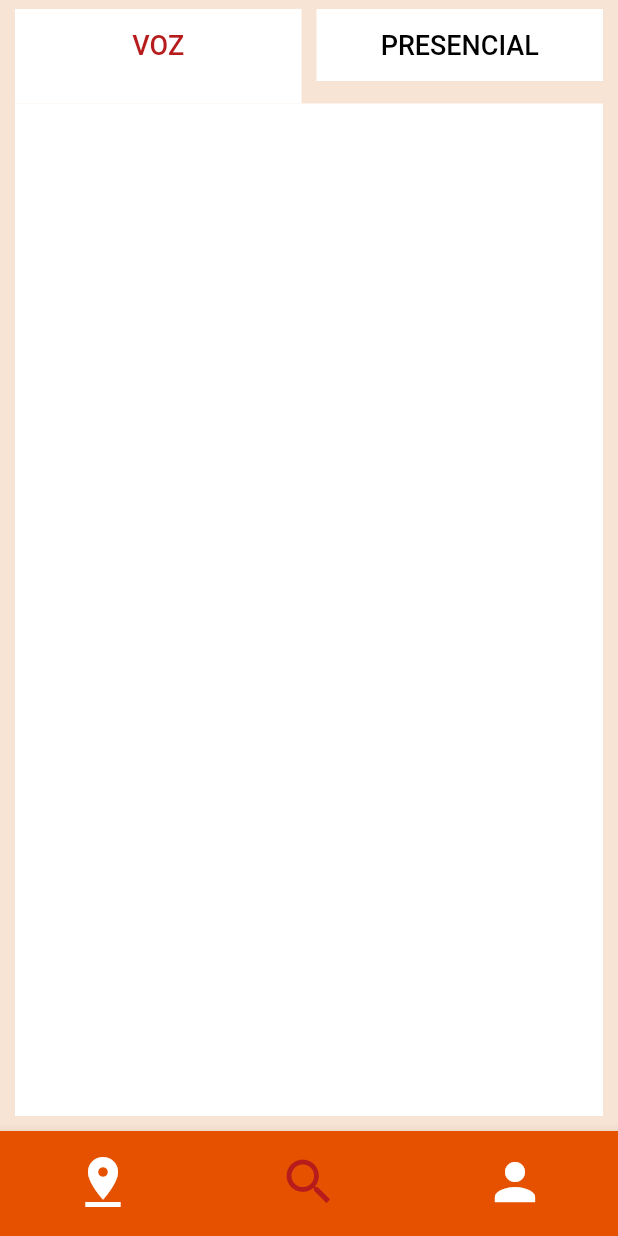
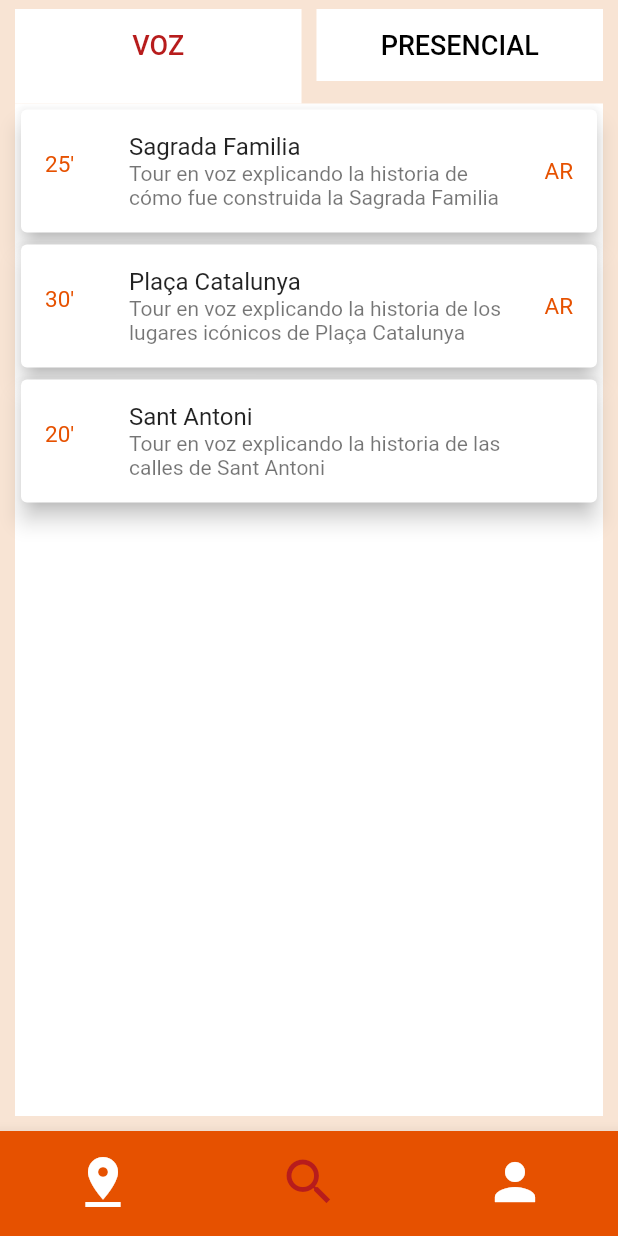
Before and after one commit to BernatCasanas/Artur, a Flutter app: the screen it shows after launch, item 2 of the bottom bar chosen, on a phone screen of 412 x 824 dp. Run offline on Flutter 3.47's test engine with Material 2 defaults, Android fonts, the light colour scheme and no system bars; our stand-ins replace google_maps_flutter.

Commit message:
pagina de search done

```diff
--- a/artur/lib/dataStructure.dart
+++ b/artur/lib/dataStructure.dart
@@ -4,7 +4,8 @@ class Activity {
   TypeActivity type;
   int duration;
   String name;
+  String description;
   bool hasAR;
 
-  Activity(this.type, this.duration, this.name, this.hasAR);
+  Activity(this.type, this.duration, this.name, this.hasAR, this.description);
 }
--- a/artur/lib/main.dart
+++ b/artur/lib/main.dart
@@ -1,7 +1,23 @@
+import 'package:artur/dataStructure.dart';
 import 'package:flutter/material.dart';
 import 'package:google_maps_flutter/google_maps_flutter.dart';
 
 var backColor = const Color.fromRGBO(248, 228, 212, 1);
+TypeActivity typeActivity = TypeActivity.VOZ;
+List<Activity> activities = [
+  Activity(TypeActivity.PRESENCIAL, 90, "Sant Antoni", false,
+      "Tour presencial mostrando las calles de Sant Antoni"),
+  Activity(TypeActivity.VOZ, 25, "Sagrada Familia", true,
+      "Tour en voz explicando la historia de cómo fue construida la Sagrada Familia"),
+  Activity(TypeActivity.VOZ, 30, "Plaça Catalunya", true,
+      "Tour en voz explicando la historia de los lugares icónicos de Plaça Catalunya"),
+  Activity(TypeActivity.PRESENCIAL, 60, "Plaça Catalunya", true,
+      "Tour presencial mostrando los lugares icónicos de Plaça Catalunya"),
+  Activity(TypeActivity.PRESENCIAL, 60, "Sagrada Familia", true,
+      "Tour presencial mostrando el interior de la Sagrada Familia"),
+  Activity(TypeActivity.VOZ, 20, "Sant Antoni", false,
+      "Tour en voz explicando la historia de las calles de Sant Antoni"),
+];
 
 void main() {
   runApp(const MyApp());
@@ -107,8 +123,6 @@ class Search extends StatefulWidget {
   State<Search> createState() => _SearchState();
 }
 
-bool vozClicked = true;
-
 class _SearchState extends State<Search> {
   @override
   Widget build(BuildContext context) {
@@ -132,20 +146,21 @@ class _SearchState extends State<Search> {
                         child: TextButton(
                           onPressed: () {
                             setState(() {
-                              vozClicked = true;
+                              typeActivity = TypeActivity.VOZ;
                             });
                           },
                           child: Text(
                             "VOZ",
                             style: TextStyle(
                               fontSize: 18,
-                              color:
-                                  vozClicked ? Colors.red[900] : Colors.black,
+                              color: typeActivity == TypeActivity.VOZ
+                                  ? Colors.red[900]
+                                  : Colors.black,
                             ),
                           ),
                         ),
                       ),
-                      vozClicked
+                      typeActivity == TypeActivity.VOZ
                           ? Container(
                               color: Colors.white,
                               height: 15,
@@ -164,20 +179,21 @@ class _SearchState extends State<Search> {
                         child: TextButton(
                           onPressed: () {
                             setState(() {
-                              vozClicked = false;
+                              typeActivity = TypeActivity.PRESENCIAL;
                             });
                           },
                           child: Text(
                             "PRESENCIAL",
                             style: TextStyle(
                               fontSize: 18,
-                              color:
-                                  !vozClicked ? Colors.red[900] : Colors.black,
+                              color: typeActivity == TypeActivity.PRESENCIAL
+                                  ? Colors.red[900]
+                                  : Colors.black,
                             ),
                           ),
                         ),
                       ),
-                      !vozClicked
+                      typeActivity == TypeActivity.PRESENCIAL
                           ? Container(
                               color: Colors.white,
                               height: 15,
@@ -189,9 +205,46 @@ class _SearchState extends State<Search> {
               ],
             ),
             Expanded(
-                child: Container(
-              color: Colors.white,
-            ))
+              child: Container(
+                color: Colors.white,
+                child: ListView.builder(
+                  itemCount: activities.length,
+                  shrinkWrap: true,
+                  itemBuilder: (context, index) {
+                    return activities[index].type == typeActivity
+                        ? SizedBox(
+                            height: 90,
+                            child: Center(
+                              child: Card(
+                                elevation: 6,
+                                child: Center(
+                                  child: ListTile(
+                                    trailing: Text(
+                                      activities[index].hasAR ? "AR" : "",
+                                      style: TextStyle(
+                                          color: Colors.orange[900],
+                                          fontSize: 15),
+                                    ),
+                                    title: Text(activities[index].name),
+                                    subtitle:
+                                        Text(activities[index].description),
+                                    leading: Text(
+                                      activities[index].duration.toString() +
+                                          "'",
+                                      style: TextStyle(
+                                          color: Colors.orange[900],
+                                          fontSize: 15),
+                                    ),
+                                  ),
+                                ),
+                              ),
+                            ),
+                          )
+                        : Container();
+                  },
+                ),
+              ),
+            )
           ],
         ),
       ),
```
